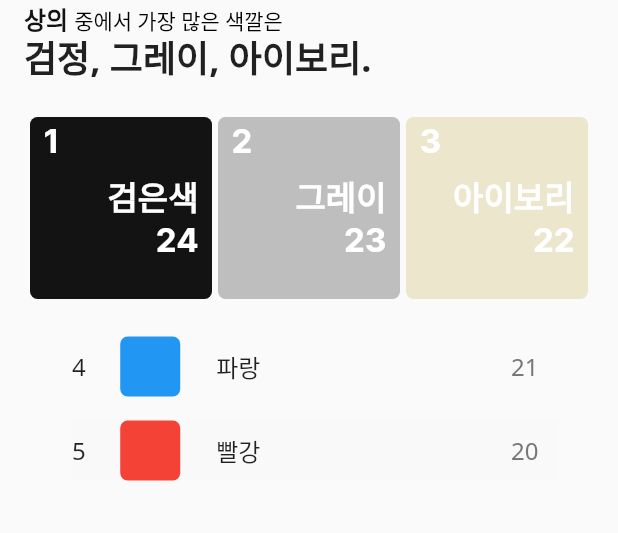
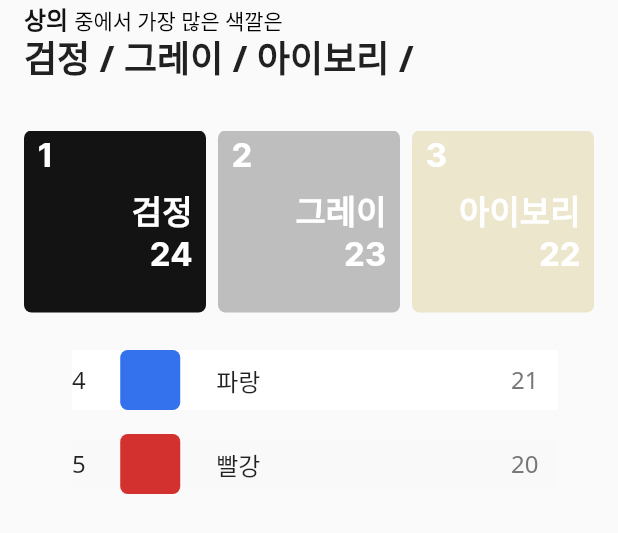
Before and after one commit to alwaysbemyday1/eotteom, a Flutter app: the ColorRank widget shown alone on an empty page, opened directly, on a phone screen of 412 x 824 dp. Shown: the top 533 px of the screen. Run offline on Flutter 3.47's test engine with Material 2 defaults, Android fonts, the phone set to English and light mode, and no system bars; our stand-ins replace email_validator, flutter_pw_validator, geolocator, image_cropper, image_picker, permission_handler and 4 more; missing offline and left inert: cupertino_progress_bar, string_to_hex, syncfusion_flutter_core.

Commit message:
color rank 부분 완성

```diff
--- a/client/lib/tabs/closetanalysis/analysis.dart
+++ b/client/lib/tabs/closetanalysis/analysis.dart
@@ -1,7 +1,6 @@
 import 'package:eotteom/tabs/closetanalysis/piechart.dart';
 import 'package:flutter/material.dart';
 import "package:sizer/sizer.dart";
-import "dropdown.dart";
 import "color_rank.dart";
 
 class Analysis extends StatefulWidget {
@@ -154,14 +153,14 @@ class _AnalysisState extends State<Analysis> {
                                                     CrossAxisAlignment.start,
                                                 children: [
                                                   Text(
-                                                    '키',
+                                                    '옷장에서 가장 많은 핏',
                                                     style: TextStyle(
                                                         fontFamily: "Inter",
                                                         fontWeight:
                                                             FontWeight.w400,
                                                         fontSize: 14.0),
                                                   ),
-                                                  Text('176cm',
+                                                  Text('레귤러핏',
                                                       style: TextStyle(
                                                           fontFamily: "Inter",
                                                           fontWeight:
@@ -169,27 +168,6 @@ class _AnalysisState extends State<Analysis> {
                                                           fontSize: 18))
                                                 ],
                                               ),
-                                              SizedBox(width: 34),
-                                              Column(
-                                                crossAxisAlignment:
-                                                    CrossAxisAlignment.start,
-                                                children: [
-                                                  Text('몸무게',
-                                                      style: TextStyle(
-                                                          fontFamily: "Inter",
-                                                          fontWeight:
-                                                              FontWeight.w400,
-                                                          fontSize: 14.0)),
-                                                  Text(
-                                                    '72kg',
-                                                    style: TextStyle(
-                                                        fontFamily: "Inter",
-                                                        fontWeight:
-                                                            FontWeight.w700,
-                                                        fontSize: 18),
-                                                  )
-                                                ],
-                                              )
                                             ],
                                           ),
                                         ],
--- a/client/lib/tabs/closetanalysis/color_rank.dart
+++ b/client/lib/tabs/closetanalysis/color_rank.dart
@@ -1,13 +1,37 @@
 import 'package:flutter/material.dart';
 import 'package:sizer/sizer.dart';
+import 'package:string_to_hex/string_to_hex.dart';
 
 class ColorRank extends StatelessWidget {
   ColorRank({super.key});
 
   var phoneWidth = 100.w - 32; // 양 옆 16pixel 뺌
 
+  List dataexample = [
+    ["검정", 24, "131313"],
+    ["빨강", 20, "D33030"],
+    ["파랑", 21, "3372EC"],
+    ["그레이", 23, "BEBEBE"],
+    ["아이보리", 22, "ECE6CC"]
+  ];
+
+  _sortList(List data) {
+    data.sort((b, a) => a[1].compareTo(b[1]));
+    return data;
+  }
+
+  Color _colorFromHex(String hexColor) {
+    final hexCode = hexColor.replaceAll('#', '');
+    return Color(int.parse('FF$hexCode', radix: 16));
+  }
+
   @override
   Widget build(BuildContext context) {
+    List colorlist = _sortList(dataexample);
+    List top =
+        (colorlist.length > 2) ? colorlist.sublist(0, 3) : colorlist.sublist(0);
+    List other = (colorlist.length > 3) ? colorlist.sublist(3) : [];
+
     return Sizer(
       builder: (context, orientation, deviceType) {
         return Container(
@@ -28,25 +52,38 @@ class ColorRank extends StatelessWidget {
                       style: TextStyle(color: Colors.black))
                 ]),
               ),
-              const Text(
-                '검정, 그레이, 아이보리.',
+              SizedBox(
+                height: 40,
+                child: ListView.builder(
+                    physics: const NeverScrollableScrollPhysics(),
+                    scrollDirection: Axis.horizontal,
+                    itemCount: top.length,
+                    itemBuilder: ((context, index) {
+                      return Text("${top[index][0]} / ",
                           style: TextStyle(
                               fontFamily: "NotoSans",
                               fontWeight: FontWeight.w700,
                               fontSize: 24,
-                    height: 1.3),
+                              height: 1.3));
+                    })),
               ),
               const SizedBox(
                 height: 23,
               ),
-              Row(
-                mainAxisAlignment: MainAxisAlignment.spaceEvenly,
-                children: [
-                  Container(
+              SizedBox(
+                height: (phoneWidth - 16) / 3,
+                child: ListView.builder(
+                    physics: const NeverScrollableScrollPhysics(),
+                    scrollDirection: Axis.horizontal,
+                    itemCount: top.length,
+                    itemBuilder: (((context, index) {
+                      return Padding(
+                        padding: const EdgeInsets.only(right: 8),
+                        child: Container(
                           width: (phoneWidth - 16) / 3,
                           height: (phoneWidth - 16) / 3,
                           decoration: BoxDecoration(
-                      color: const Color(0xff131313),
+                            color: _colorFromHex(top[index][2]),
                             borderRadius: BorderRadius.circular(5.0),
                           ),
                           child: Column(
@@ -55,8 +92,8 @@ class ColorRank extends StatelessWidget {
                             children: [
                               Padding(
                                 padding: const EdgeInsets.only(left: 9, top: 3),
-                          child: const Text(
-                            '1',
+                                child: Text(
+                                  '${index + 1}',
                                   style: TextStyle(
                                       color: Colors.white,
                                       fontWeight: FontWeight.w700,
@@ -74,7 +111,7 @@ class ColorRank extends StatelessWidget {
                                   alignment: Alignment.centerRight,
                                   child: SizedBox(
                                     child: Text(
-                                '검은색',
+                                      '${top[index][0]}',
                                       style: TextStyle(
                                           color: Colors.white,
                                           fontWeight: FontWeight.w700,
@@ -87,7 +124,7 @@ class ColorRank extends StatelessWidget {
                               Padding(
                                 padding: const EdgeInsets.only(right: 9),
                                 child: Align(
-                            child: Text('24',
+                                  child: Text('${top[index][1]}',
                                       style: TextStyle(
                                           color: Colors.white,
                                           fontWeight: FontWeight.w700,
@@ -99,132 +136,29 @@ class ColorRank extends StatelessWidget {
                             ],
                           ),
                         ),
-                  Container(
-                    width: (phoneWidth - 16) / 3,
-                    height: (phoneWidth - 16) / 3,
-                    decoration: BoxDecoration(
-                      color: const Color(0xffBEBEBE),
-                      borderRadius: BorderRadius.circular(5.0),
-                    ),
-                    child: Column(
-                      crossAxisAlignment: CrossAxisAlignment.start,
-                      children: [
-                        Padding(
-                          padding: const EdgeInsets.only(left: 9, top: 3),
-                          child: Text(
-                            '2',
-                            style: TextStyle(
-                                color: Colors.white,
-                                fontWeight: FontWeight.w700,
-                                fontSize: 22,
-                                fontFamily: "Inter"),
-                          ),
-                        ),
-                        SizedBox(
-                          height: 6,
-                        ),
-                        // ignore: prefer_const_constructors
-                        Padding(
-                          padding: const EdgeInsets.only(right: 9),
-                          child: Align(
-                            alignment: Alignment.centerRight,
-                            child: SizedBox(
-                              child: Text(
-                                '그레이',
-                                style: TextStyle(
-                                    color: Colors.white,
-                                    fontWeight: FontWeight.w700,
-                                    fontSize: 22,
-                                    fontFamily: "Inter"),
-                              ),
-                            ),
-                          ),
-                        ),
-                        Padding(
-                          padding: const EdgeInsets.only(right: 9),
-                          child: Align(
-                            child: Text('23',
-                                style: TextStyle(
-                                    color: Colors.white,
-                                    fontWeight: FontWeight.w700,
-                                    fontSize: 22,
-                                    fontFamily: "Inter")),
-                            alignment: Alignment.centerRight,
-                          ),
-                        )
-                      ],
-                    ),
-                  ),
-                  Container(
-                      width: (phoneWidth - 16) / 3,
-                      height: (phoneWidth - 16) / 3,
-                      decoration: BoxDecoration(
-                        color: const Color(0xffECE6CC),
-                        borderRadius: BorderRadius.circular(5.0),
-                      ),
-                      child: Column(
-                        crossAxisAlignment: CrossAxisAlignment.start,
-                        children: [
-                          Padding(
-                            padding: const EdgeInsets.only(left: 9, top: 3),
-                            child: Text(
-                              '3',
-                              style: TextStyle(
-                                  color: Colors.white,
-                                  fontWeight: FontWeight.w700,
-                                  fontSize: 22,
-                                  fontFamily: "Inter"),
-                            ),
-                          ),
-                          SizedBox(
-                            height: 6,
-                          ),
-                          // ignore: prefer_const_constructors
-                          Padding(
-                            padding: const EdgeInsets.only(right: 9),
-                            child: Align(
-                              alignment: Alignment.centerRight,
-                              child: SizedBox(
-                                child: Text(
-                                  '아이보리',
-                                  style: TextStyle(
-                                      color: Colors.white,
-                                      fontWeight: FontWeight.w700,
-                                      fontSize: 22,
-                                      fontFamily: "Inter"),
-                                ),
-                              ),
-                            ),
-                          ),
-                          Padding(
-                            padding: const EdgeInsets.only(right: 9),
-                            child: Align(
-                              child: Text('22',
-                                  style: TextStyle(
-                                      color: Colors.white,
-                                      fontWeight: FontWeight.w700,
-                                      fontSize: 22,
-                                      fontFamily: "Inter")),
-                              alignment: Alignment.centerRight,
-                            ),
-                          )
-                        ],
-                      )),
-                ],
+                      );
+                    }))),
               ),
               SizedBox(
                 height: 25,
               ),
-              Padding(
-                padding: const EdgeInsets.only(left: 32, right: 24),
+              ListView.builder(
+                shrinkWrap: true,
+                physics: const NeverScrollableScrollPhysics(),
+                itemCount: other.length,
+                itemBuilder: ((context, index) {
+                  return Padding(
+                    padding:
+                        const EdgeInsets.only(left: 32, right: 24, bottom: 16),
                     child: Container(
+                      color: (index % 2 == 0) ? Colors.white : Color(0xffF9F9F9),
                       width: 100.w - 56,
                       height: 40,
                       child: Row(
                         mainAxisAlignment: MainAxisAlignment.start,
                         children: [
                           Text(
-                        "4",
+                            "${index + 4}",
                             style: TextStyle(
                                 fontWeight: FontWeight.w400,
                                 fontSize: 16,
@@ -237,14 +171,14 @@ class ColorRank extends StatelessWidget {
                             width: 40,
                             height: 40,
                             decoration: BoxDecoration(
-                            color: Colors.blue,
+                                color: _colorFromHex(other[index][2]),
                                 borderRadius: BorderRadius.circular(5.0)),
                           ),
                           SizedBox(
                             width: 24,
                           ),
                           Text(
-                        '파랑',
+                            '${other[index][0]}',
                             style: TextStyle(
                                 fontWeight: FontWeight.w400,
                                 fontSize: 16,
@@ -255,7 +189,7 @@ class ColorRank extends StatelessWidget {
                             padding: const EdgeInsets.only(right: 13),
                             child: Align(
                               child: Text(
-                            '21',
+                                '${other[index][1]}',
                                 style: TextStyle(
                                     fontWeight: FontWeight.w400,
                                     fontSize: 16,
@@ -268,64 +202,11 @@ class ColorRank extends StatelessWidget {
                         ],
                       ),
                     ),
+                  );
+                }),
               ),
               SizedBox(
-                height: 16,
-              ),
-              Padding(
-                padding: const EdgeInsets.only(left: 32, right: 24),
-                child: Container(
-                  color: Color(0xffF9F9F9),
-                  width: 100.w - 56,
                 height: 40,
-                  child: Row(
-                    mainAxisAlignment: MainAxisAlignment.start,
-                    children: [
-                      Text(
-                        "5",
-                        style: TextStyle(
-                            fontWeight: FontWeight.w400,
-                            fontSize: 16,
-                            fontFamily: "NotoSans"),
-                      ),
-                      SizedBox(
-                        width: 23,
-                      ),
-                      Container(
-                        width: 40,
-                        height: 40,
-                        decoration: BoxDecoration(
-                            color: Colors.red,
-                            borderRadius: BorderRadius.circular(5.0)),
-                      ),
-                      SizedBox(
-                        width: 24,
-                      ),
-                      Text(
-                        '빨강',
-                        style: TextStyle(
-                            fontWeight: FontWeight.w400,
-                            fontSize: 16,
-                            fontFamily: "NotoSans"),
-                      ),
-                      Spacer(),
-                      Padding(
-                        padding: const EdgeInsets.only(right: 13),
-                        child: Align(
-                          child: Text(
-                            '20',
-                            style: TextStyle(
-                                fontWeight: FontWeight.w400,
-                                fontSize: 16,
-                                fontFamily: "NotoSans",
-                                color: Color(0xff777777)),
-                          ),
-                          alignment: Alignment.centerRight,
-                        ),
-                      ),
-                    ],
-                  ),
-                ),
               )
             ],
           ),
@@ -334,3 +215,65 @@ class ColorRank extends StatelessWidget {
     );
   }
 }
+
+// Expanded(
+//                 child: ListView.builder(
+//                 itemCount: other.length,
+//                 itemBuilder: ((context, index) {
+//                   return Padding(
+//                 padding: const EdgeInsets.only(left: 32, right: 24),
+//                 child: Container(
+//                   width: 100.w - 56,
+//                   height: 40,
+//                   child: Row(
+//                     mainAxisAlignment: MainAxisAlignment.start,
+//                     children: [
+//                       Text(
+//                         "${index+4}",
+//                         style: TextStyle(
+//                             fontWeight: FontWeight.w400,
+//                             fontSize: 16,
+//                             fontFamily: "NotoSans"),
+//                       ),
+//                       SizedBox(
+//                         width: 23,
+//                       ),
+//                       Container(
+//                         width: 40,
+//                         height: 40,
+//                         decoration: BoxDecoration(
+//                             color: _colorFromHex(other[index][2]),
+//                             borderRadius: BorderRadius.circular(5.0)),
+//                       ),
+//                       SizedBox(
+//                         width: 24,
+//                       ),
+//                       Text(
+//                         '${other[index][0]}',
+//                         style: TextStyle(
+//                             fontWeight: FontWeight.w400,
+//                             fontSize: 16,
+//                             fontFamily: "NotoSans"),
+//                       ),
+//                       Spacer(),
+//                       Padding(
+//                         padding: const EdgeInsets.only(right: 13),
+//                         child: Align(
+//                           child: Text(
+//                             '${other[index][1]}',
+//                             style: TextStyle(
+//                                 fontWeight: FontWeight.w400,
+//                                 fontSize: 16,
+//                                 fontFamily: "NotoSans",
+//                                 color: Color(0xff777777)),
+//                           ),
+//                           alignment: Alignment.centerRight,
+//                         ),
+//                       ),
+//                     ],
+//                   ),
+//                 ),
+//               );
+//                 }),
+//               )
+//               ),
--- a/client/pubspec.yaml
+++ b/client/pubspec.yaml
@@ -50,6 +50,7 @@ dependencies:
   pie_chart: ^5.3.2
   image_picker: ^0.8.6
   image_cropper: ^3.0.1
+  string_to_hex: ^0.2.2
 
 
   # The following adds the Cupertino Icons font to your application.
```
Also changed, not shown: client/pubspec.lock. Lines whose indentation alone changed are shown as unchanged.
